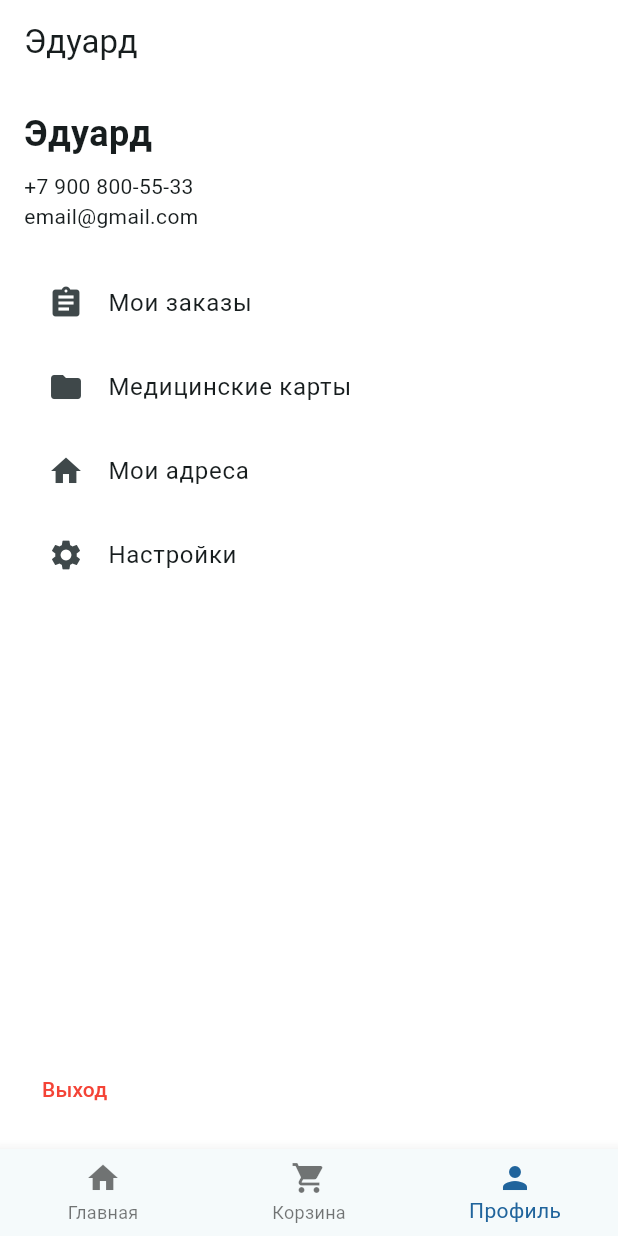
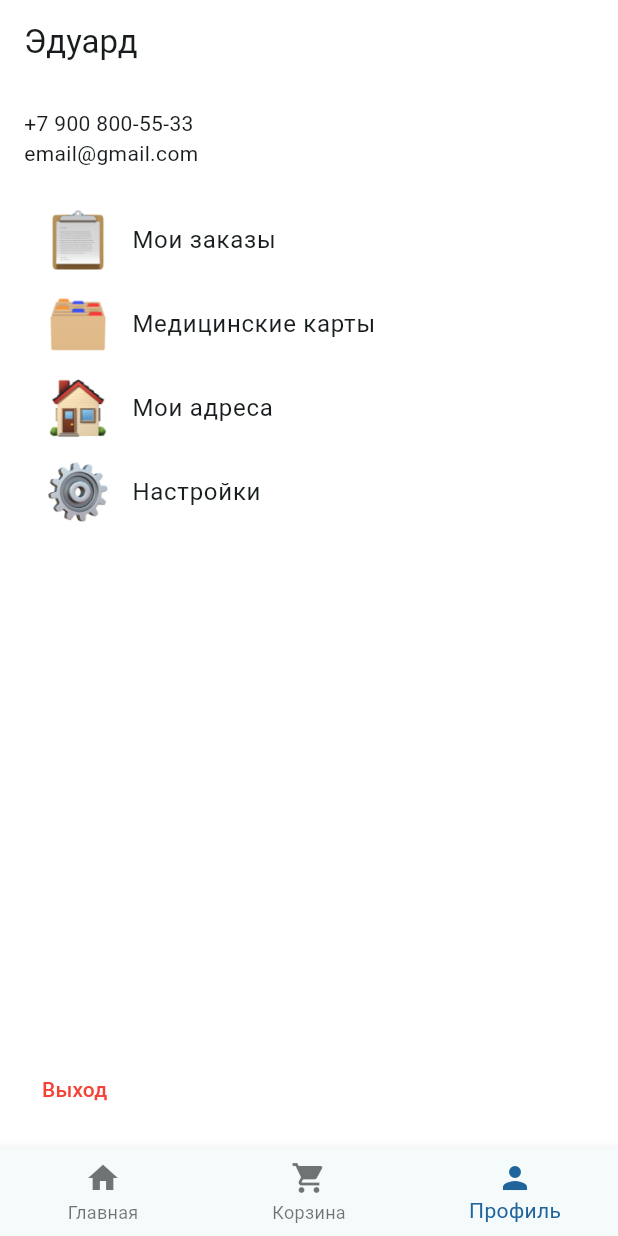
Before and after one commit to KatrinKH/pcs_7, a Flutter app: the screen it shows after launch, item 3 of the bottom bar chosen, on a phone screen of 412 x 824 dp. Run offline on Flutter 3.47's test engine with Material 3 defaults, Android fonts, the phone set to English and light mode, and no system bars.

Commit message:
Добавление иконок

```diff
--- a/lib/pages/profile_page.dart
+++ b/lib/pages/profile_page.dart
@@ -14,31 +14,42 @@ class ProfilePage extends StatelessWidget {
         child: Column(
           crossAxisAlignment: CrossAxisAlignment.start,
           children: [
-            Text(
-              'Эдуард',
-              style: TextStyle(fontSize: 24, fontWeight: FontWeight.bold),
-            ),
-            SizedBox(height: 8),
             Text('+7 900 800-55-33'),
             Text('email@gmail.com'),
             SizedBox(height: 20),
             ListTile(
-              leading: Icon(Icons.assignment),
+              leading: Image.asset(
+                'assets/icons/1.Заказы.png',
+                height: 40.0,
+                width: 40.0,
+              ),
               title: Text('Мои заказы'),
               onTap: () {},
             ),
             ListTile(
-              leading: Icon(Icons.folder),
+              leading: Image.asset(
+                'assets/icons/2.Карты.png',
+                height: 40.0,
+                width: 40.0,
+              ),
               title: Text('Медицинские карты'),
               onTap: () {},
             ),
             ListTile(
-              leading: Icon(Icons.home),
+              leading: Image.asset(
+                'assets/icons/3.Адреса.png',
+                height: 40.0,
+                width: 40.0,
+              ),
               title: Text('Мои адреса'),
               onTap: () {},
             ),
             ListTile(
-              leading: Icon(Icons.settings),
+              leading: Image.asset(
+                'assets/icons/4.Настройки.png',
+                height: 40.0,
+                width: 40.0,
+              ),
               title: Text('Настройки'),
               onTap: () {},
             ),
```
Also changed, not shown: pubspec.yaml (+5 -3 lines), assets/icons/1.Заказы.png (added), assets/icons/2.Карты.png (added), assets/icons/3.Адреса.png (added), assets/icons/4.Настройки.png (added).
